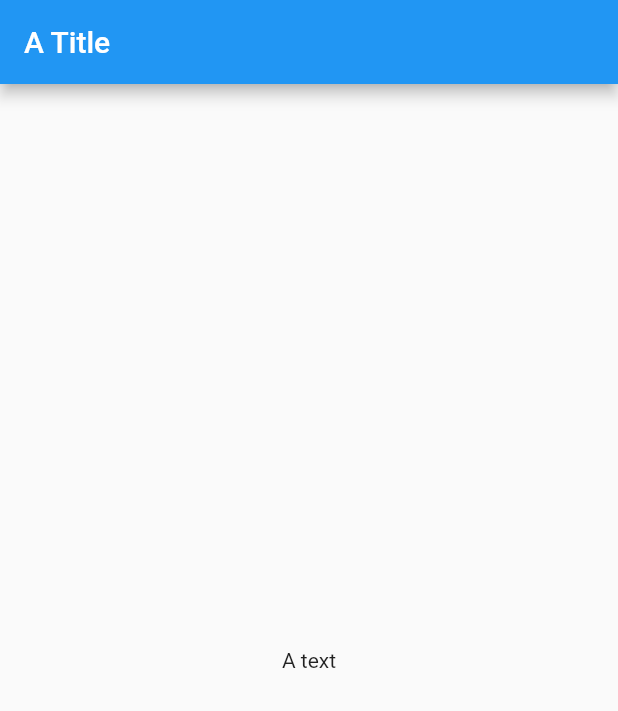
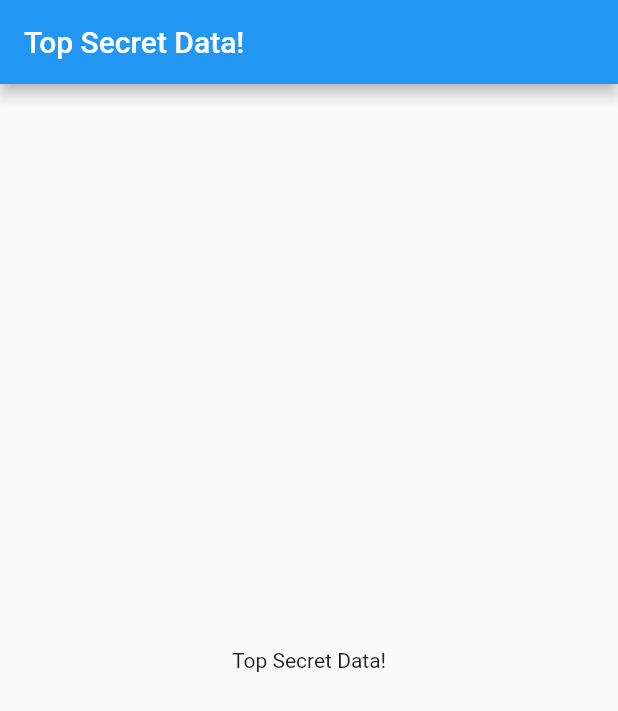
Before and after one commit to Cyrille-Dakhlia/flutter-practice_provider_package, a Flutter app: the screen it shows after launch, on a phone screen of 412 x 824 dp. Shown: the top 711 px of the screen. Run offline on Flutter 3.47's test engine with Material 2 defaults, Android fonts, the phone set to English and light mode, and no system bars.

Commit message:
Use "Lifting State Up" method to pass the data (not convenient when having too many levels)

```diff
--- a/lib/main.dart
+++ b/lib/main.dart
@@ -5,36 +5,47 @@ void main() {
 }
 
 class MyApp extends StatelessWidget {
+  final String data = 'Top Secret Data!';
+
   @override
   Widget build(BuildContext context) {
     return MaterialApp(
       home: Scaffold(
         appBar: AppBar(
-          title: Text('A Title'),
+          title: Text(data),
         ),
-        body: Level1(),
+        body: Level1(data),
       ),
     );
   }
 }
 
 class Level1 extends StatelessWidget {
+  final String data;
+  Level1(this.data);
+
   @override
   Widget build(BuildContext context) {
-    return Level2();
+    return Level2(data);
   }
 }
 
 class Level2 extends StatelessWidget {
+  final String data;
+  Level2(this.data);
+
   @override
   Widget build(BuildContext context) {
-    return Level3();
+    return Level3(data);
   }
 }
 
 class Level3 extends StatelessWidget {
+  final String data;
+  Level3(this.data);
+
   @override
   Widget build(BuildContext context) {
-    return Center(child: Text('A text'));
+    return Center(child: Text(data));
   }
 }
```
